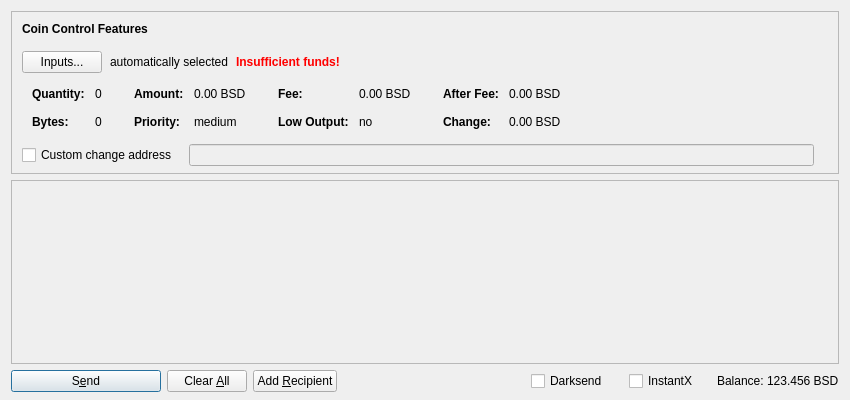
KKnight99/SKTCoin, file src/qt/forms/sendcoinsdialog.ui: the form before one commit.
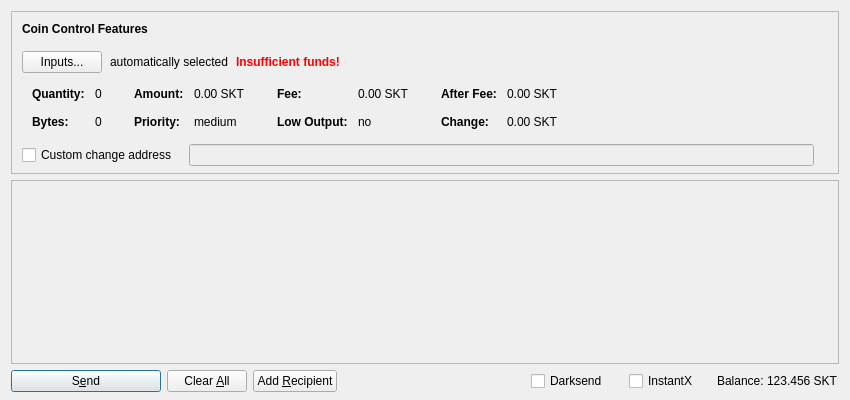
The form after the commit. Icons and pictures are not drawn. Custom widgets are drawn as their Qt base class.

What changed in the file:
```diff
--- a/src/qt/forms/sendcoinsdialog.ui
+++ b/src/qt/forms/sendcoinsdialog.ui
@@ -321,7 +321,7 @@
                   <enum>Qt::ActionsContextMenu</enum>
                  </property>
                  <property name="text">
-                  <string notr="true">0.00 BSD</string>
+                  <string notr="true">0.00 SKT</string>
                  </property>
                  <property name="textInteractionFlags">
                   <set>Qt::LinksAccessibleByMouse|Qt::TextSelectableByKeyboard|Qt::TextSelectableByMouse</set>
@@ -401,7 +401,7 @@
                   <enum>Qt::ActionsContextMenu</enum>
                  </property>
                  <property name="text">
-                  <string notr="true">0.00 BSD</string>
+                  <string notr="true">0.00 SKT</string>
                  </property>
                  <property name="textInteractionFlags">
                   <set>Qt::LinksAccessibleByMouse|Qt::TextSelectableByKeyboard|Qt::TextSelectableByMouse</set>
@@ -481,7 +481,7 @@
                   <enum>Qt::ActionsContextMenu</enum>
                  </property>
                  <property name="text">
-                  <string notr="true">0.00 BSD</string>
+                  <string notr="true">0.00 SKT</string>
                  </property>
                  <property name="textInteractionFlags">
                   <set>Qt::LinksAccessibleByMouse|Qt::TextSelectableByKeyboard|Qt::TextSelectableByMouse</set>
@@ -510,7 +510,7 @@
                   <enum>Qt::ActionsContextMenu</enum>
                  </property>
                  <property name="text">
-                  <string notr="true">0.00 BSD</string>
+                  <string notr="true">0.00 SKT</string>
                  </property>
                  <property name="textInteractionFlags">
                   <set>Qt::LinksAccessibleByMouse|Qt::TextSelectableByKeyboard|Qt::TextSelectableByMouse</set>
@@ -788,7 +788,7 @@
           <cursorShape>IBeamCursor</cursorShape>
          </property>
          <property name="text">
-          <string notr="true">123.456 BSD</string>
+          <string notr="true">123.456 SKT</string>
          </property>
          <property name="textInteractionFlags">
           <set>Qt::LinksAccessibleByMouse|Qt::TextSelectableByKeyboard|Qt::TextSelectableByMouse</set>
```
